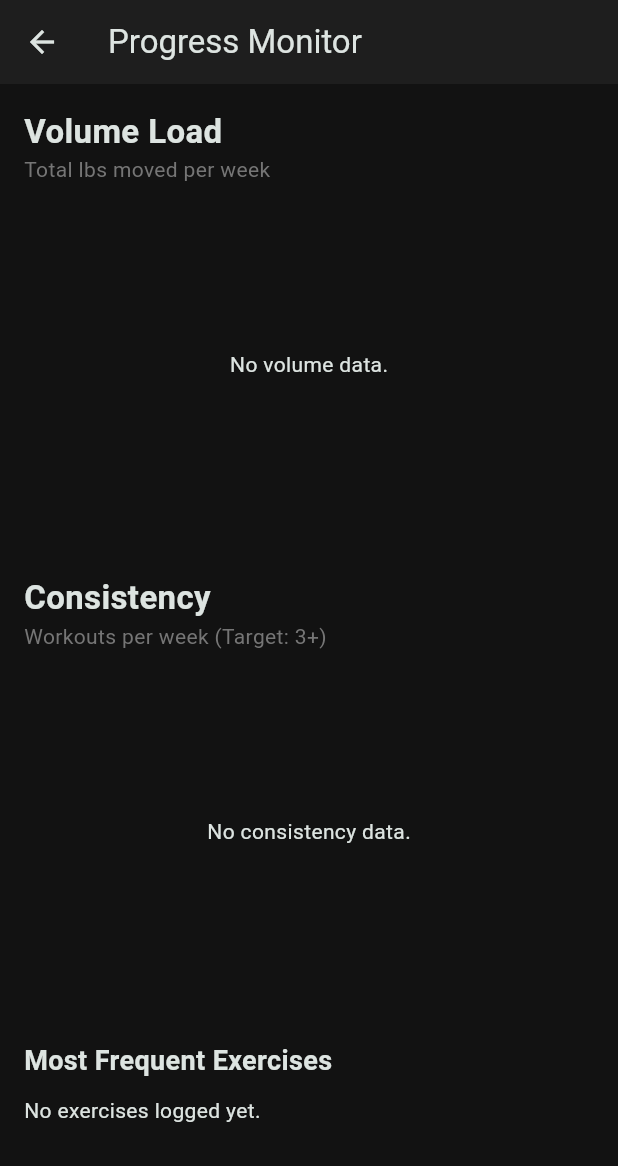
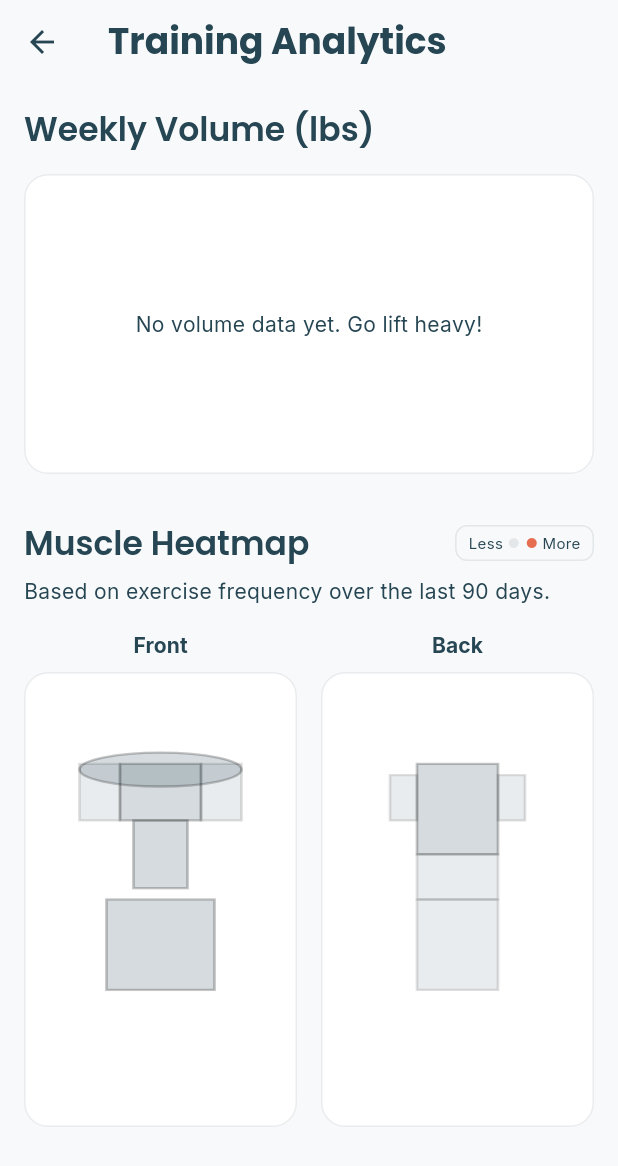
Before and after one commit to Preston-Eck/open_lift_2, a Flutter app: the HomeScreen screen opened directly, after a tap on "View Analytics", on a phone screen of 412 x 824 dp. Shown: the top 1166 px of the screen. Run offline on Flutter 3.47's test engine with Material 3 defaults, Android fonts, the light colour scheme and no system bars; our stand-ins replace audioplayers, fl_chart, flutter_dotenv, google_fonts, google_generative_ai, shared_preferences and 4 more; accounts and stored records are empty.

Commit message:
feat: add analytics dashboard with muscle heatmap
- Implement `AnalyticsService` to process workout logs and normalize muscle frequency.
- Create `MuscleHeatmap` widget with dynamic SVG path coloring (Front/Back views).
- Create `AnalyticsScreen` displaying Volume Trend (BarChart) and Muscle Heatmap.
- Update `DatabaseService` to support date-range queries for analytics.
- Integrate `fl_chart` for volume visualization.

```diff
--- a/lib/main.dart
+++ b/lib/main.dart
@@ -1,20 +1,28 @@
-import 'dart:io'; // Needed for Platform check
+import 'dart:io';
 import 'package:flutter/material.dart';
 import 'package:flutter_dotenv/flutter_dotenv.dart';
 import 'package:provider/provider.dart';
-import 'package:sqflite_common_ffi/sqflite_ffi.dart'; // Needed for Desktop Database support
+import 'package:sqflite_common_ffi/sqflite_ffi.dart';
 import 'package:supabase_flutter/supabase_flutter.dart';
-import 'screens/home_screen.dart'; // Kept based on usage in home: const HomeScreen()
+
+// Screens
+import 'screens/home_screen.dart';
+import 'screens/style_guide_screen.dart';
+import 'screens/analytics_screen.dart'; // <--- NEW IMPORT
+
+// Services
 import 'services/auth_service.dart';
 import 'services/database_service.dart';
 import 'services/gemini_service.dart';
 import 'services/workout_player_service.dart';
+
+// Theme
 import 'theme.dart';
 
 void main() async {
   WidgetsFlutterBinding.ensureInitialized();
 
-  // 1. Initialize Database Factory for Desktop (Windows/Linux/macOS)
+  // 1. Initialize Database Factory for Desktop
   if (Platform.isWindows || Platform.isLinux || Platform.isMacOS) {
     sqfliteFfiInit();
     databaseFactory = databaseFactoryFfi;
@@ -28,10 +36,14 @@ void main() async {
   }
 
   // 3. Initialize Supabase
-  await Supabase.initialize(
-    url: dotenv.env['SUPABASE_URL']!,
-    anonKey: dotenv.env['SUPABASE_ANON_KEY']!,
-  );
+  try {
+    await Supabase.initialize(
+      url: dotenv.env['SUPABASE_URL'] ?? '',
+      anonKey: dotenv.env['SUPABASE_ANON_KEY'] ?? '',
+    );
+  } catch (e) {
+    debugPrint("Supabase Initialization Warning: $e");
+  }
 
   runApp(
     MultiProvider(
@@ -53,8 +65,13 @@ class OpenLiftApp extends StatelessWidget {
   Widget build(BuildContext context) {
     return MaterialApp(
       title: 'OpenLift',
-      theme: AppTheme.darkTheme,
-      home: const HomeScreen(),
+      theme: AppTheme.lightTheme,
+
+      // --- PHASE 4 VERIFICATION ---
+      // Temporarily set to AnalyticsScreen to verify the Heatmap logic.
+      // Once verified, we will swap this back to HomeScreen() and add a navigation button.
+      home: const AnalyticsScreen(),
+
       debugShowCheckedModeBanner: false,
     );
   }
--- a/lib/screens/analytics_screen.dart
+++ b/lib/screens/analytics_screen.dart
@@ -1,8 +1,11 @@
-import 'package:fl_chart/fl_chart.dart';
 import 'package:flutter/material.dart';
 import 'package:provider/provider.dart';
-import 'package:intl/intl.dart';
+import 'package:fl_chart/fl_chart.dart';
 import '../services/database_service.dart';
+import '../services/analytics_service.dart';
+import '../theme.dart';
+import '../models/exercise.dart';
+import '../widgets/muscle_heatmap.dart';
 
 class AnalyticsScreen extends StatefulWidget {
   const AnalyticsScreen({super.key});
@@ -12,158 +15,127 @@ class AnalyticsScreen extends StatefulWidget {
 }
 
 class _AnalyticsScreenState extends State<AnalyticsScreen> {
-  // We use a future to fetch all data at once
-  late Future<Map<String, dynamic>> _analyticsFuture;
+  // State
+  bool _isLoading = true;
+  Map<String, double> _heatmapData = {};
+  List<Map<String, dynamic>> _weeklyVolume = [];
+
+  late AnalyticsService _analyticsService;
 
   @override
   void initState() {
     super.initState();
-    _analyticsFuture = _loadAnalytics();
+    _loadData();
   }
 
-  Future<Map<String, dynamic>> _loadAnalytics() async {
-    final db = Provider.of<DatabaseService>(context, listen: false);
-    return {
-      'volume': await db.getWeeklyVolume(),
-      'consistency': await db.getWeeklyConsistency(),
-      'exercises': await db.getMostFrequentExercises(),
-    };
+  Future<void> _loadData() async {
+    final dbService = Provider.of<DatabaseService>(context, listen: false);
+    _analyticsService = AnalyticsService(dbService);
+
+    // 1. Fetch Volume
+    final vol = await dbService.getWeeklyVolume();
+
+    // 2. Fetch Heatmap
+    // We need to fetch all exercises first to map Names -> Muscles
+    // For this prototype, we'll fetch customs.
+    // Ideally, this list should merge 'standard' exercises too.
+    List<Exercise> allExercises = await dbService.getCustomExercises();
+    // NOTE: In production, merge this with your JSON assets list!
+
+    final heatMap = await _analyticsService.generateMuscleHeatmapData(allExercises);
+
+    if (mounted) {
+      setState(() {
+        _weeklyVolume = vol;
+        _heatmapData = heatMap;
+        _isLoading = false;
+      });
+    }
   }
 
   @override
   Widget build(BuildContext context) {
-    return Scaffold(
-      appBar: AppBar(title: const Text("Progress Monitor")),
-      body: FutureBuilder<Map<String, dynamic>>(
-        future: _analyticsFuture,
-        builder: (context, snapshot) {
-          if (snapshot.connectionState == ConnectionState.waiting) {
-            return const Center(child: CircularProgressIndicator());
-          }
-          if (!snapshot.hasData || snapshot.hasError) {
-            return const Center(child: Text("No data available yet. Go lift!"));
+    if (_isLoading) {
+      return const Scaffold(body: Center(child: CircularProgressIndicator()));
     }
 
-          final volumeData = snapshot.data!['volume'] as List<Map<String, dynamic>>;
-          final consistencyData = snapshot.data!['consistency'] as List<Map<String, dynamic>>;
-
-          return SingleChildScrollView(
-            padding: const EdgeInsets.all(16.0),
+    return Scaffold(
+      appBar: AppBar(title: const Text("Training Analytics")),
+      body: SingleChildScrollView(
+        padding: const EdgeInsets.all(16),
         child: Column(
           crossAxisAlignment: CrossAxisAlignment.start,
           children: [
-                _buildSectionHeader("Volume Load", "Total lbs moved per week"),
-                const SizedBox(height: 20),
-                _buildVolumeChart(volumeData),
-                const SizedBox(height: 40),
+            // 1. Volume Chart
+            Text("Weekly Volume (lbs)", style: Theme.of(context).textTheme.titleLarge),
+            const SizedBox(height: 16),
+            Container(
+              height: 200,
+              padding: const EdgeInsets.all(16),
+              decoration: BoxDecoration(
+                color: Colors.white,
+                borderRadius: BorderRadius.circular(16),
+                border: Border.all(color: AppTheme.foundationalSlate.withValues(alpha: 0.1)),
+              ),
+              child: _buildVolumeChart(),
+            ),
 
-                _buildSectionHeader("Consistency", "Workouts per week (Target: 3+)"),
-                const SizedBox(height: 20),
-                _buildConsistencyChart(consistencyData),
+            const SizedBox(height: 32),
 
-                const SizedBox(height: 40),
-                _buildExerciseList(snapshot.data!['exercises']),
+            // 2. Muscle Heatmap
+            Row(
+              mainAxisAlignment: MainAxisAlignment.spaceBetween,
+              children: [
+                Text("Muscle Heatmap", style: Theme.of(context).textTheme.titleLarge),
+                Container(
+                  padding: const EdgeInsets.symmetric(horizontal: 8, vertical: 4),
+                  decoration: BoxDecoration(
+                    color: AppTheme.clarityCream,
+                    borderRadius: BorderRadius.circular(8),
+                    border: Border.all(color: AppTheme.foundationalSlate.withValues(alpha: 0.1)),
+                  ),
+                  child: Row(
+                    children: [
+                      const Text("Less ", style: TextStyle(fontSize: 10)),
+                      Icon(Icons.circle, size: 8, color: AppTheme.foundationalSlate.withValues(alpha: 0.1)),
+                      const SizedBox(width: 4),
+                      const Icon(Icons.circle, size: 8, color: AppTheme.motivationCoral),
+                      const Text(" More", style: TextStyle(fontSize: 10)),
                     ],
                   ),
-          );
-        },
+                )
+              ],
             ),
-    );
-  }
+            const SizedBox(height: 8),
+            const Text("Based on exercise frequency over the last 90 days."),
+            const SizedBox(height: 16),
 
-  Widget _buildSectionHeader(String title, String subtitle) {
-    return Column(
-      crossAxisAlignment: CrossAxisAlignment.start,
-      children: [
-        Text(title, style: const TextStyle(fontSize: 22, fontWeight: FontWeight.bold)),
-        Text(subtitle, style: TextStyle(color: Colors.grey[600], fontSize: 14)),
-      ],
-    );
-  }
-
-  Widget _buildVolumeChart(List<Map<String, dynamic>> data) {
-    if (data.isEmpty) return const SizedBox(height: 200, child: Center(child: Text("No volume data.")));
-
-    List<FlSpot> spots = [];
-    List<String> dates = [];
-
-    for (int i = 0; i < data.length; i++) {
-      spots.add(FlSpot(i.toDouble(), (data[i]['total_volume'] as num).toDouble()));
-      dates.add(data[i]['week_start'] as String);
-    }
-
-    return SizedBox(
-      height: 250,
-      child: LineChart(
-        LineChartData(
-          gridData: const FlGridData(show: true, drawVerticalLine: false),
-          titlesData: FlTitlesData(
-            bottomTitles: AxisTitles(
-              sideTitles: SideTitles(
-                showTitles: true,
-                getTitlesWidget: (value, meta) {
-                  int index = value.toInt();
-                  if (index >= 0 && index < dates.length) {
-                    // Show every other label to avoid clutter
-                    if (index % 2 == 0) {
-                      final date = DateTime.parse(dates[index]);
-                      return Padding(
-                        padding: const EdgeInsets.only(top: 8.0),
-                        child: Text(DateFormat('MM/dd').format(date), style: const TextStyle(fontSize: 10)),
-                      );
-                    }
-                  }
-                  return const SizedBox();
-                },
-                interval: 1,
-              ),
-            ),
-            leftTitles: const AxisTitles(sideTitles: SideTitles(showTitles: false)),
-            topTitles: const AxisTitles(sideTitles: SideTitles(showTitles: false)),
-            rightTitles: const AxisTitles(sideTitles: SideTitles(showTitles: false)),
-          ),
-          borderData: FlBorderData(show: false),
-          lineBarsData: [
-            LineChartBarData(
-              spots: spots,
-              isCurved: true,
-              color: Colors.blueAccent,
-              barWidth: 3,
-              isStrokeCapRound: true,
-              dotData: const FlDotData(show: true),
-              belowBarData: BarAreaData(
-                show: true,
-                color: Colors.blueAccent.withValues(alpha: 0.15)
-              ),
-            ),
+            // The Heatmap Widget
+            MuscleHeatmap(muscleIntensities: _heatmapData),
           ],
         ),
       ),
     );
   }
 
-  Widget _buildConsistencyChart(List<Map<String, dynamic>> data) {
-    if (data.isEmpty) return const SizedBox(height: 200, child: Center(child: Text("No consistency data.")));
+  Widget _buildVolumeChart() {
+    if (_weeklyVolume.isEmpty) {
+      return const Center(child: Text("No volume data yet. Go lift heavy!"));
+    }
 
-    return SizedBox(
-      height: 200,
-      child: BarChart(
+    return BarChart(
       BarChartData(
-          gridData: const FlGridData(show: false),
+        alignment: BarChartAlignment.spaceAround,
+        maxY: _weeklyVolume.map((e) => e['total_volume'] as double).reduce((a, b) => a > b ? a : b) * 1.2,
+        barTouchData: BarTouchData(enabled: false),
         titlesData: FlTitlesData(
+          show: true,
           bottomTitles: AxisTitles(
             sideTitles: SideTitles(
               showTitles: true,
               getTitlesWidget: (value, meta) {
-                  int index = value.toInt();
-                   if (index >= 0 && index < data.length) {
-                    final date = DateTime.parse(data[index]['week_start']);
-                    return Padding(
-                      padding: const EdgeInsets.only(top: 8.0),
-                      child: Text(DateFormat('MM/dd').format(date), style: const TextStyle(fontSize: 10)),
-                    );
-                   }
-                   return const SizedBox();
+                // Simplified Date logic for prototype
+                return Text("W${value.toInt()}", style: const TextStyle(fontSize: 10));
               },
             ),
           ),
@@ -171,41 +143,22 @@ class _AnalyticsScreenState extends State<AnalyticsScreen> {
           topTitles: const AxisTitles(sideTitles: SideTitles(showTitles: false)),
           rightTitles: const AxisTitles(sideTitles: SideTitles(showTitles: false)),
         ),
+        gridData: const FlGridData(show: false),
         borderData: FlBorderData(show: false),
-          barGroups: data.asMap().entries.map((entry) {
-            final count = (entry.value['days_active'] as num).toDouble();
+        barGroups: _weeklyVolume.asMap().entries.map((e) {
           return BarChartGroupData(
-              x: entry.key,
+            x: e.key,
             barRods: [
               BarChartRodData(
-                  toY: count,
-                  color: count >= 3 ? Colors.green : Colors.orange, // Fitness Logic: Green if meeting target
+                toY: e.value['total_volume'] as double,
+                color: AppTheme.renewalTeal,
                 width: 16,
                 borderRadius: BorderRadius.circular(4),
-                ),
+              )
             ],
           );
         }).toList(),
       ),
-      ),
-    );
-  }
-
-  Widget _buildExerciseList(List<Map<String, dynamic>> exercises) {
-    return Column(
-      crossAxisAlignment: CrossAxisAlignment.start,
-      children: [
-        const Text("Most Frequent Exercises", style: TextStyle(fontSize: 18, fontWeight: FontWeight.bold)),
-        const SizedBox(height: 10),
-        if (exercises.isEmpty) const Text("No exercises logged yet."),
-        ...exercises.map((e) => Card(
-          child: ListTile(
-            leading: const Icon(Icons.fitness_center),
-            title: Text(e['exercise_name']),
-            trailing: Text("${e['count']} sessions"),
-          ),
-        )),
-      ],
     );
   }
 }
--- /dev/null
+++ b/lib/services/analytics_service.dart
@@ -0,0 +1,53 @@
+import 'package:flutter/material.dart';
+import '../models/log.dart';
+import '../models/exercise.dart';
+import 'database_service.dart';
+
+class AnalyticsService {
+  final DatabaseService _db;
+
+  AnalyticsService(this._db);
+
+  // Generates the 0.0 - 1.0 intensity map for muscles
+  Future<Map<String, double>> generateMuscleHeatmapData(List<Exercise> allExercises) async {
+    // 1. Get logs from last 90 days (Quarterly heat map)
+    final endDate = DateTime.now();
+    final startDate = endDate.subtract(const Duration(days: 90));
+    final logs = await _db.getLogsInDateRange(startDate, endDate);
+
+    if (logs.isEmpty) return {};
+
+    // 2. Tally muscle frequency
+    // Map<MuscleID, SetCount>
+    final Map<String, int> muscleCounts = {};
+    int maxCount = 0;
+
+    for (var log in logs) {
+      // Find the exercise definition to get its muscles
+      // This is a simple lookup. In a real app with 1000s of logs, cache this map.
+      final exercise = allExercises.firstWhere(
+        (e) => e.name == log.exerciseName,
+        orElse: () => Exercise(id: '0', name: 'Unknown', primaryMuscles: [], secondaryMuscles: [], equipment: [], instructions: [], images: [])
+      );
+
+      for (var muscle in exercise.primaryMuscles) {
+        final m = muscle.toLowerCase();
+        muscleCounts[m] = (muscleCounts[m] ?? 0) + 1; // Primary counts as 1 point
+        if (muscleCounts[m]! > maxCount) maxCount = muscleCounts[m]!;
+      }
+
+      // Optional: Secondary muscles count as 0.5 points?
+      // Keeping it simple for now (1 point).
+    }
+
+    // 3. Normalize to 0.0 - 1.0 for Opacity
+    final Map<String, double> heatMap = {};
+    if (maxCount == 0) return {};
+
+    muscleCounts.forEach((key, value) {
+      heatMap[key] = (value / maxCount).clamp(0.0, 1.0);
+    });
+
+    return heatMap;
+  }
+}
--- a/lib/services/database_service.dart
+++ b/lib/services/database_service.dart
@@ -246,4 +246,42 @@ class DatabaseService extends ChangeNotifier {
     final res = await db.query('body_metrics', orderBy: 'date DESC');
     return res.map((e) => BodyMetric.fromMap(e)).toList();
   }
+
+  // --- ANALYTICS EXPANSION ---
+
+  // Fetch all logs within a date range to calculate heatmap data
+  Future<List<LogEntry>> getLogsInDateRange(DateTime start, DateTime end) async {
+    final db = await database;
+    final startStr = start.toIso8601String();
+    final endStr = end.toIso8601String();
+
+    final res = await db.query(
+      'workout_logs',
+      where: 'timestamp >= ? AND timestamp <= ?',
+      whereArgs: [startStr, endStr],
+    );
+
+    return res.map((e) => LogEntry.fromMap(e)).toList();
+  }
+
+  // Get total volume for the last X days for the Volume Chart
+  Future<Map<String, double>> getVolumePerDay(int days) async {
+    final db = await database;
+    final start = DateTime.now().subtract(Duration(days: days));
+    final startStr = start.toIso8601String();
+
+    final res = await db.rawQuery('''
+      SELECT substr(timestamp, 1, 10) as date, SUM(volume_load) as total_vol
+      FROM workout_logs
+      WHERE timestamp >= ?
+      GROUP BY substr(timestamp, 1, 10)
+      ORDER BY date ASC
+    ''', [startStr]);
+
+    final Map<String, double> data = {};
+    for (var row in res) {
+      data[row['date'] as String] = (row['total_vol'] as num).toDouble();
+    }
+    return data;
+  }
 }
--- /dev/null
+++ b/lib/widgets/muscle_heatmap.dart
@@ -0,0 +1,146 @@
+import 'package:flutter/material.dart';
+import '../theme.dart';
+
+class MuscleHeatmap extends StatelessWidget {
+  final Map<String, double> muscleIntensities;
+
+  const MuscleHeatmap({super.key, required this.muscleIntensities});
+
+  @override
+  Widget build(BuildContext context) {
+    return Row(
+      children: [
+        Expanded(child: _buildBodySide(context, "Front", true)),
+        const SizedBox(width: 16),
+        Expanded(child: _buildBodySide(context, "Back", false)),
+      ],
+    );
+  }
+
+  Widget _buildBodySide(BuildContext context, String label, bool isFront) {
+    return Column(
+      children: [
+        Text(label, style: Theme.of(context).textTheme.labelLarge),
+        const SizedBox(height: 8),
+        AspectRatio(
+          aspectRatio: 0.6,
+          child: Container(
+            decoration: BoxDecoration(
+              color: Colors.white,
+              borderRadius: BorderRadius.circular(16),
+              border: Border.all(color: AppTheme.foundationalSlate.withValues(alpha: 0.1)),
+            ),
+            child: CustomPaint(
+              painter: BodyPainter(
+                isFront: isFront,
+                intensities: muscleIntensities,
+                baseColor: AppTheme.foundationalSlate.withValues(alpha: 0.1),
+                highlightColor: AppTheme.motivationCoral,
+              ),
+            ),
+          ),
+        ),
+      ],
+    );
+  }
+}
+
+// 🎨 The Painter: Logic to color specific body parts
+class BodyPainter extends CustomPainter {
+  final bool isFront;
+  final Map<String, double> intensities;
+  final Color baseColor;
+  final Color highlightColor;
+
+  BodyPainter({
+    required this.isFront,
+    required this.intensities,
+    required this.baseColor,
+    required this.highlightColor,
+  });
+
+  @override
+  void paint(Canvas canvas, Size size) {
+    final Paint paint = Paint()..style = PaintingStyle.fill;
+
+    // SCALING: Fit the paths to the container size (Standard viewbox 0..100)
+    canvas.scale(size.width / 100, size.height / 200);
+
+    // --- HELPER: Draw Muscle ---
+    void drawMuscle(String id, Path path) {
+      final intensity = intensities[id.toLowerCase()] ?? 0.0;
+
+      // Color Logic: White -> Red based on intensity
+      if (intensity > 0) {
+        paint.color = Color.lerp(Colors.white, highlightColor, intensity)!;
+      } else {
+        paint.color = baseColor; // Empty/Unused state
+      }
+
+      canvas.drawPath(path, paint);
+
+      // Outline
+      final borderPaint = Paint()
+        ..style = PaintingStyle.stroke
+        ..color = Colors.black12
+        ..strokeWidth = 1.0;
+      canvas.drawPath(path, borderPaint);
+    }
+
+    if (isFront) {
+      _drawFront(drawMuscle);
+    } else {
+      _drawBack(drawMuscle);
+    }
+  }
+
+  // --- PATH DEFINITIONS (Simplified for Prototype) ---
+  // In a full app, these would be precise SVG paths imported from assets
+  void _drawFront(Function(String, Path) draw) {
+    // Chest
+    final chest = Path()..addRect(const Rect.fromLTWH(35, 40, 30, 25));
+    draw('chest', chest);
+    draw('pectorals', chest);
+
+    // Abs
+    final abs = Path()..addRect(const Rect.fromLTWH(40, 65, 20, 30));
+    draw('abs', abs);
+    draw('abdominals', abs);
+
+    // Quads
+    final quads = Path()..addRect(const Rect.fromLTWH(30, 100, 40, 40));
+    draw('quads', quads);
+    draw('quadriceps', quads);
+
+    // Biceps (Left/Right)
+    final biceps = Path()..addRect(const Rect.fromLTWH(20, 40, 15, 25))..addRect(const Rect.fromLTWH(65, 40, 15, 25));
+    draw('biceps', biceps);
+
+    // Shoulders
+    final shoulders = Path()..addOval(const Rect.fromLTWH(20, 35, 60, 15));
+    draw('shoulders', shoulders);
+    draw('deltoids', shoulders);
+  }
+
+  void _drawBack(Function(String, Path) draw) {
+    // Back (Lats)
+    final lats = Path()..addRect(const Rect.fromLTWH(35, 40, 30, 40));
+    draw('lats', lats);
+    draw('back', lats);
+
+    // Glutes
+    final glutes = Path()..addRect(const Rect.fromLTWH(35, 80, 30, 20));
+    draw('glutes', glutes);
+
+    // Hamstrings
+    final hams = Path()..addRect(const Rect.fromLTWH(35, 100, 30, 40));
+    draw('hamstrings', hams);
+
+    // Triceps
+     final triceps = Path()..addRect(const Rect.fromLTWH(25, 45, 10, 20))..addRect(const Rect.fromLTWH(65, 45, 10, 20));
+    draw('triceps', triceps);
+  }
+
+  @override
+  bool shouldRepaint(covariant CustomPainter oldDelegate) => true;
+}
```
Lines whose indentation alone changed are shown as unchanged.
